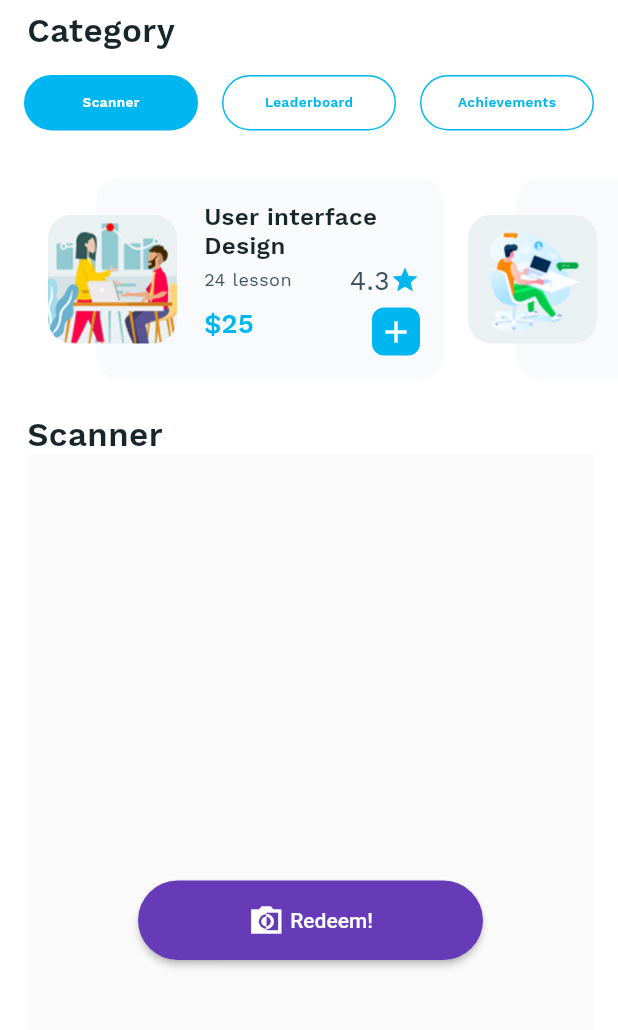
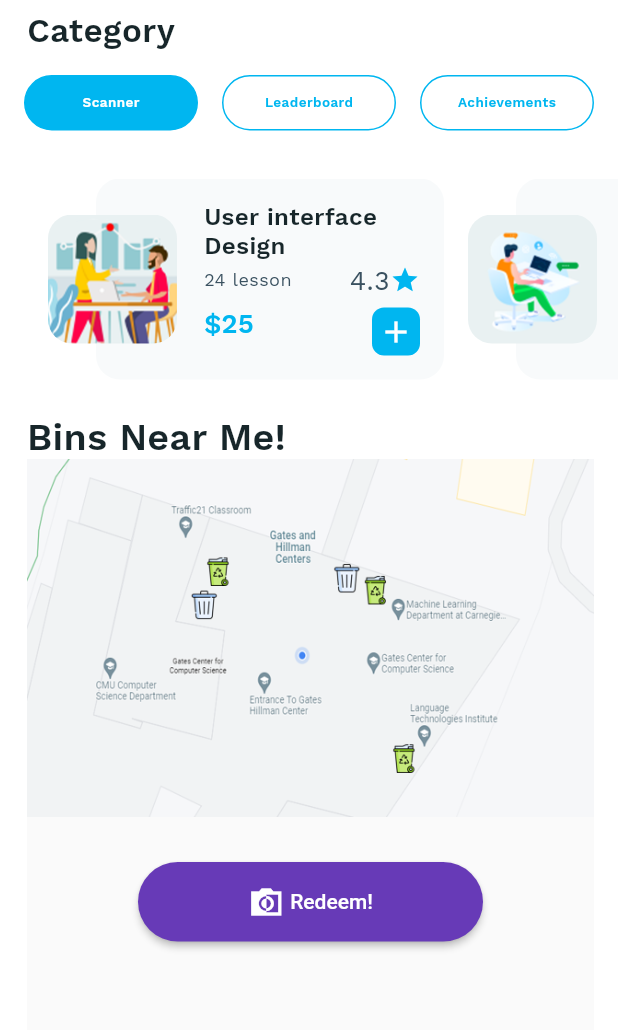
Before and after one commit to Icyviolet23/trash_buddy_2.0, a Flutter app: the screen it shows after launch, on a phone screen of 412 x 824 dp, the part 102-1132 px from its top. Run offline on Flutter 3.47's test engine with Material 2 defaults, Android fonts, the phone set to English and light mode, and no system bars; drawn by our look-alikes of progress_state_button; our stand-ins replace flutter_rating_bar, font_awesome_flutter.

Commit message:
added map

```diff
--- a/Best-Flutter-UI-Templates-master/best_flutter_ui_templates/lib/design_course/home_design_course.dart
+++ b/Best-Flutter-UI-Templates-master/best_flutter_ui_templates/lib/design_course/home_design_course.dart
@@ -146,11 +146,11 @@ class _DesignCourseHomeScreenState extends State<DesignCourseHomeScreen> {
         crossAxisAlignment: CrossAxisAlignment.start,
         children: <Widget>[
           Text(
-            'Scanner',
-            textAlign: TextAlign.left,
+            'Bins Near Me!',
+            textAlign: TextAlign.center,
             style: TextStyle(
               fontWeight: FontWeight.w600,
-              fontSize: 22,
+              fontSize: 25,
               letterSpacing: 0.27,
               color: DesignCourseAppTheme.darkerText,
             ),
@@ -504,10 +504,11 @@ class _ProgressButtonHomePageState extends State<ProgressButtonHomePage> {
     return Scaffold(
       body: Center(
         child: Column(
-          mainAxisAlignment: MainAxisAlignment.center,
+          mainAxisAlignment: MainAxisAlignment.start,
           children: <Widget>[
+            Image.asset("assets/design_course/binmap2.png"),
             Container(
-              height: 100,
+              height: 30
             ),
             buildTextWithIcon()
           ],
```
Also changed, not shown: Best-Flutter-UI-Templates-master/best_flutter_ui_templates/assets/design_course/binmap.png (added), Best-Flutter-UI-Templates-master/best_flutter_ui_templates/assets/design_course/binmap2.png (added), Best-Flutter-UI-Templates-master/best_flutter_ui_templates/assets/design_course/binmap3.png (added), 2 other files.
